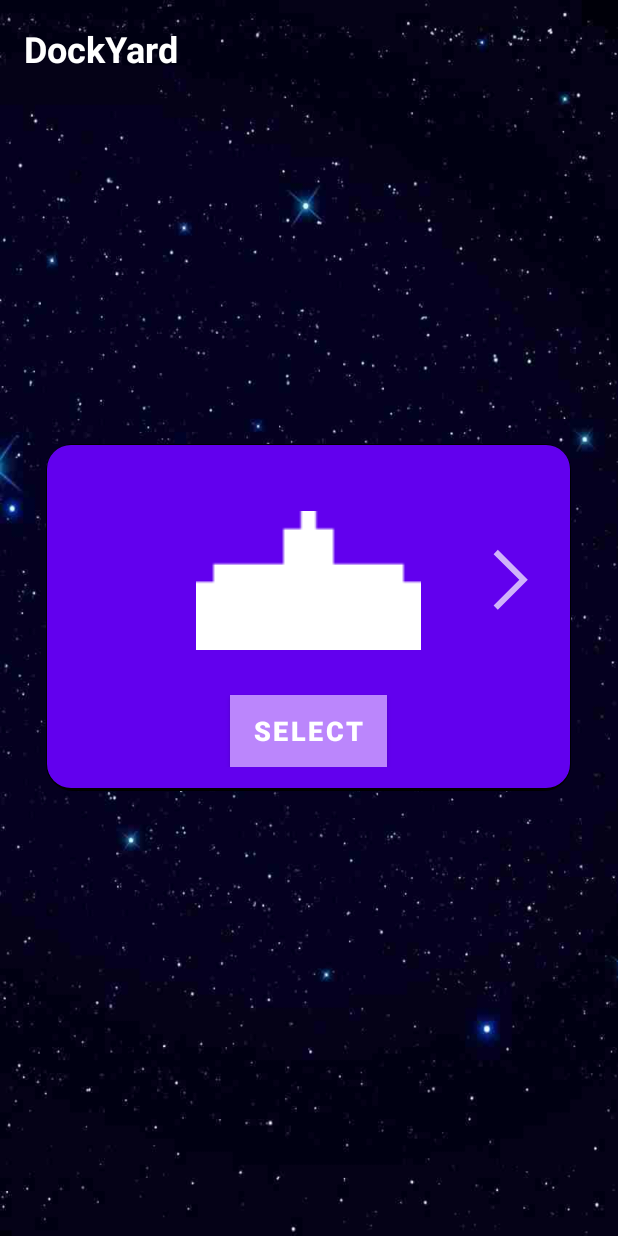
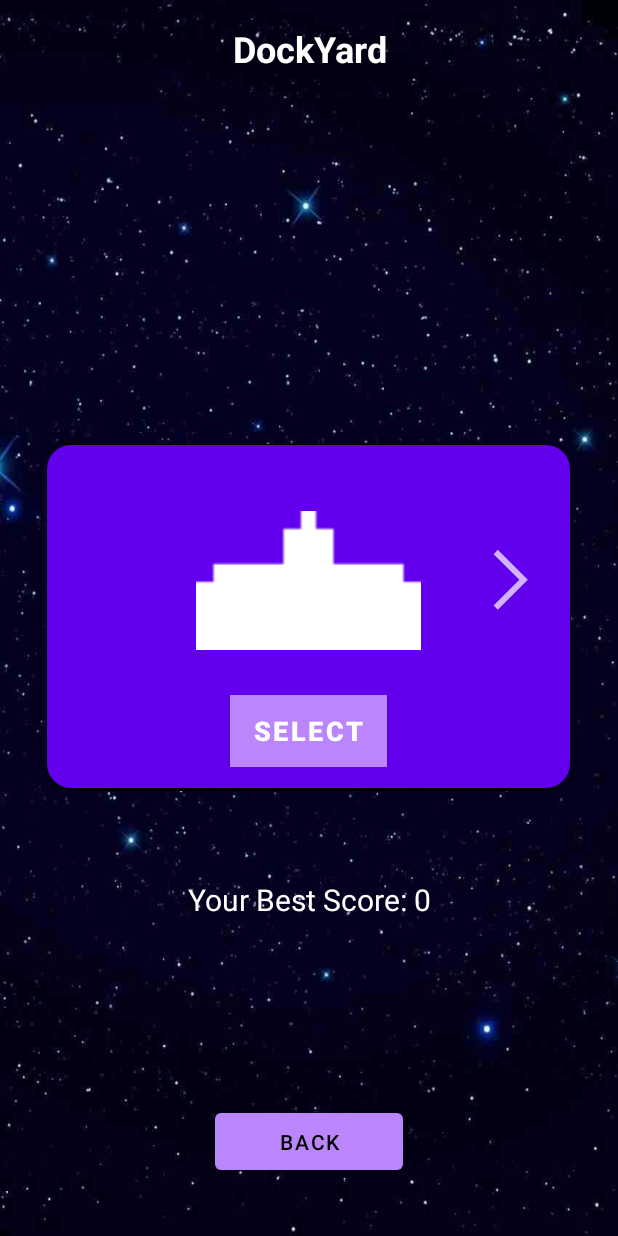
Before and after one commit to FalgunThakwani/Space-invaders-Android, an Android app: the DockYard screen opened directly, with no data from a screen before it, on a phone screen of 412 x 824 dp. Run offline under Robolectric (Android 15) with nearby library versions, the phone set to English and light mode, and no system bars.

Commit message:
player's best score & back button in dockyard

```diff
--- a/Space-invaders/app/src/main/java/com/example/space_invaders/DockYard.kt
+++ b/Space-invaders/app/src/main/java/com/example/space_invaders/DockYard.kt
@@ -4,10 +4,7 @@ import android.content.Intent
 import android.content.SharedPreferences
 import android.os.Bundle
 import android.view.View
-import android.widget.Button
-import android.widget.ImageButton
-import android.widget.ImageView
-import android.widget.Toast
+import android.widget.*
 import androidx.appcompat.app.AppCompatActivity
 
 class DockYard : AppCompatActivity() {
@@ -46,6 +43,18 @@ class DockYard : AppCompatActivity() {
         btnSelect.setOnClickListener { selectImage() }
 
         displayImage(currentIndex)
+
+        val highScoreSharedPreferences = getSharedPreferences("Kotlin Invaders", Context.MODE_PRIVATE)
+        var highScore =  highScoreSharedPreferences.getInt("highScore", 0)
+        val playerBestScoreTextView = findViewById<TextView>(R.id.textView_playerBestScore)
+        playerBestScoreTextView.text = "Your Best Score: ${highScore}"
+
+        val backButton: Button = findViewById(R.id.button_dockyard_back)
+        backButton.setOnClickListener {
+            val intent = Intent(this, HomeActivity::class.java)
+            startActivity(intent)
+            finish()
+        }
     }
 
     private fun displayImage(index: Int) {
@@ -61,6 +70,7 @@ class DockYard : AppCompatActivity() {
 
             // the first ship is free
             val requiredScore = index * 100
+
             if(highScore < requiredScore){
                 // lock the ship if the score is not enough
                 btnSelect.text = "Best Score ${requiredScore} To Unlock"
@@ -94,5 +104,10 @@ class DockYard : AppCompatActivity() {
         val message = "Ship ${currentIndex + 1} selected"
         btnSelect.text = "Selected";
         Toast.makeText(this, message, Toast.LENGTH_SHORT).show()
+
+        // Navigate to HomeActivity
+        val intent = Intent(this, HomeActivity::class.java)
+        startActivity(intent)
+        finish()
     }
 }
--- a/Space-invaders/app/src/main/res/layout/activity_dock_yard.xml
+++ b/Space-invaders/app/src/main/res/layout/activity_dock_yard.xml
@@ -12,13 +12,23 @@
         <TextView
             android:id="@+id/titleTextView"
             android:layout_width="match_parent"
-            android:layout_height="wrap_content"
+            android:layout_height="400dp"
             android:layout_marginBottom="186dp"
             android:padding="16dp"
             android:text="DockYard"
+            android:textAlignment="center"
             android:textColor="@android:color/white"
-            android:textSize="24sp"
-            android:textStyle="bold" />
+            android:textSize="24sp" android:textStyle="bold"/>
+        <TextView
+            android:id="@+id/textView_playerBestScore"
+            android:layout_width="match_parent"
+            android:layout_height="150dp" android:text="TextView" android:textAlignment="center"
+            android:textColor="#FFFFFF" android:textSize="20sp"/>
+        <Button
+            android:id="@+id/button_dockyard_back"
+            android:layout_width="125dp"
+            android:layout_height="50dp" android:layout_marginLeft="143dp"
+            android:text="BACK" android:textAlignment="center"/>
     </LinearLayout>
 
     <LinearLayout
```
